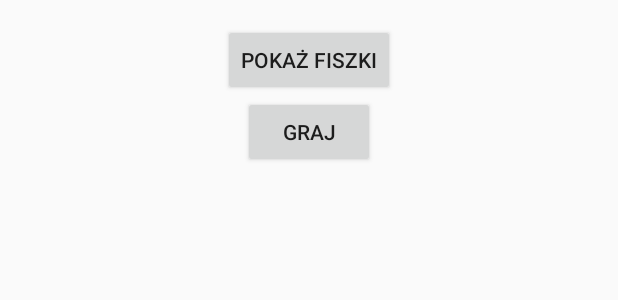
After one commit to Busiu/Flashcards, an Android app: the layout dialog_category_options.xml on its own in the app's theme, with its tools: preview values and no code run, on a phone screen of 412 x 824 dp. The commit adds this screen. Shown: the top 300 px of the screen. Run offline under Robolectric (Android 15) with nearby library versions, the phone set to English and light mode, and no system bars.

Commit message:
Add CategoryOptionsDialog.

```diff
--- a/app/src/main/AndroidManifest.xml
+++ b/app/src/main/AndroidManifest.xml
@@ -16,7 +16,9 @@
                 <category android:name="android.intent.category.LAUNCHER" />
             </intent-filter>
         </activity>
-        <activity android:name=".activities.ChooseCategoryActivity" />
+        <activity android:name=".activities.CategoryListActivity" />
+        <activity android:name=".activities.FlashcardGameActivity" />
+        <activity android:name=".activities.FlashcardListActivity" />
     </application>
 
 </manifest>
--- /dev/null
+++ b/app/src/main/res/layout/dialog_category_options.xml
@@ -0,0 +1,22 @@
+<?xml version="1.0" encoding="utf-8"?>
+<RelativeLayout xmlns:android="http://schemas.android.com/apk/res/android"
+    android:layout_width="match_parent"
+    android:layout_height="match_parent"
+    android:padding="16dp" >
+
+    <Button
+        android:id="@+id/button_show_flashcards"
+        android:layout_width="wrap_content"
+        android:layout_height="wrap_content"
+        android:layout_centerHorizontal="true"
+        android:text="Pokaż fiszki" />
+
+    <Button
+        android:id="@+id/button_play"
+        android:layout_width="wrap_content"
+        android:layout_height="wrap_content"
+        android:layout_below="@id/button_show_flashcards"
+        android:layout_centerHorizontal="true"
+        android:text="graj" />
+
+</RelativeLayout>
```
Also changed, not shown: app/src/main/java/com/example/flashcards/activities/CategoryListActivity.java (renamed from app/src/main/java/com/example/flashcards/activities/ChooseCategoryActivity.java, +24 -5 lines), app/src/main/java/com/example/flashcards/activities/FlashcardGameActivity.java (added, +13 -0 lines), app/src/main/java/com/example/flashcards/activities/FlashcardListActivity.java (added, +13 -0 lines), app/src/main/java/com/example/flashcards/activities/MainActivity.java (+6 -7 lines), app/src/main/java/com/example/flashcards/dialogs/CategoryOptionsDialog.java (added, +54 -0 lines), app/src/main/java/com/example/flashcards/utils/ChosenObjects.java (added, +9 -0 lines), app/src/main/res/layout/activity_category_list.xml (renamed from app/src/main/res/layout/activity_choose_category.xml).
